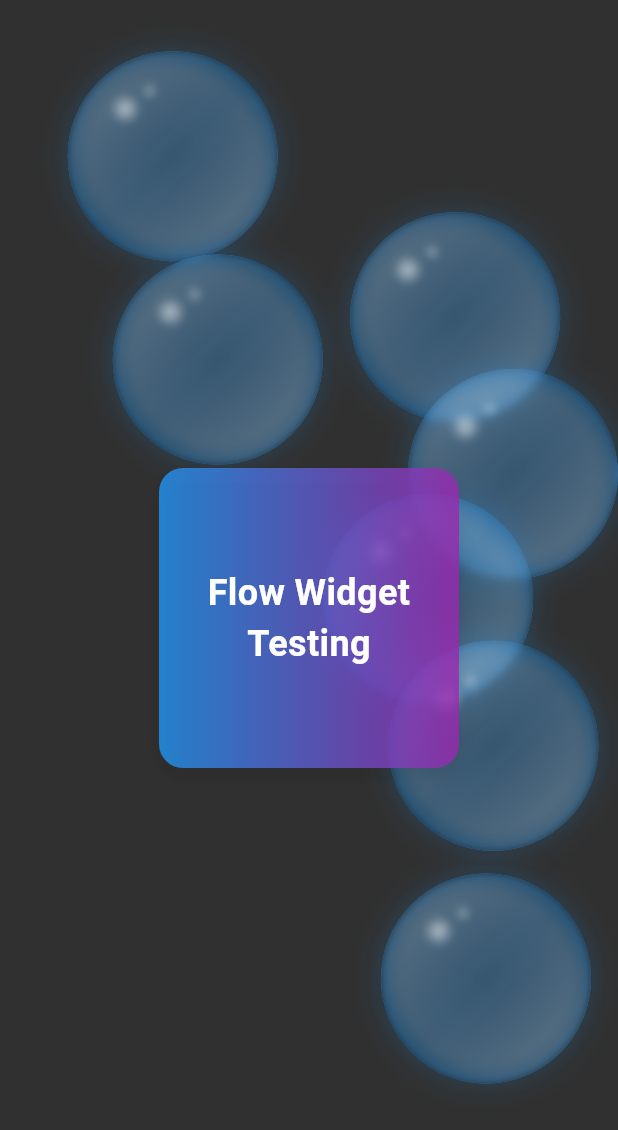
After one commit to MuneerAhamed01/decroations-flutter, a Flutter app: the screen it shows after launch, on a phone screen of 412 x 824 dp. The commit adds this screen. Shown: the top 1130 px of the screen. Run offline on Flutter 3.47's test engine with Material 3 defaults, Android fonts, the phone set to English and light mode, and no system bars.

Commit message:
flow widget

```diff
--- /dev/null
+++ b/lib/flow_widget_eg.dart
@@ -0,0 +1,400 @@
+import 'dart:ui';
+import 'dart:math' as math;
+import 'package:flutter/material.dart';
+
+class FlowWidget extends StatefulWidget {
+  const FlowWidget({super.key});
+
+  @override
+  State<FlowWidget> createState() => _FlowWidgetState();
+}
+
+class _FlowWidgetState extends State<FlowWidget>
+    with SingleTickerProviderStateMixin {
+  late AnimationController _controller;
+
+  @override
+  void initState() {
+    super.initState();
+    _controller = AnimationController(
+      vsync: this,
+      duration: const Duration(seconds: 10),
+      reverseDuration: const Duration(seconds: 10),
+    )..repeat(reverse: true); // Reverse to make it move up and down
+  }
+
+  @override
+  void dispose() {
+    _controller.dispose();
+    super.dispose();
+  }
+
+  @override
+  Widget build(BuildContext context) {
+    // print(MediaQuery.of(context).size.height);
+    return const Scaffold(
+      backgroundColor: const Color.fromARGB(236, 31, 31, 31),
+      body: BubbleFlow(),
+    );
+  }
+}
+
+class BubblePhysics {
+  Offset position;
+  Offset velocity;
+  final double radius;
+  final double mass;
+
+  BubblePhysics({
+    required this.position,
+    required this.velocity,
+    required this.radius,
+    required this.mass,
+  });
+
+  void update(Size bounds, List<BubblePhysics> others, double delta) {
+    // Update position based on velocity
+    position += velocity * delta;
+
+    // Bounce off screen boundaries
+    if (position.dx <= radius || position.dx >= bounds.width - radius) {
+      velocity = Offset(-velocity.dx, velocity.dy);
+      // Ensure bubble stays within bounds
+      position = Offset(
+        position.dx <= radius ? radius : bounds.width - radius,
+        position.dy,
+      );
+    }
+
+    if (position.dy <= radius || position.dy >= bounds.height - radius) {
+      velocity = Offset(velocity.dx, -velocity.dy);
+      // Ensure bubble stays within bounds
+      position = Offset(
+        position.dx,
+        position.dy <= radius ? radius : bounds.height - radius,
+      );
+    }
+
+    // Check collisions with other bubbles
+    for (var other in others) {
+      if (other == this) continue;
+
+      final dx = other.position.dx - position.dx;
+      final dy = other.position.dy - position.dy;
+      final distance = math.sqrt(dx * dx + dy * dy);
+      final minDist = radius + other.radius;
+
+      if (distance < minDist) {
+        // Collision detected - calculate new velocities
+        final angle = math.atan2(dy, dx);
+        final targetX = position.dx + math.cos(angle) * minDist;
+        final targetY = position.dy + math.sin(angle) * minDist;
+
+        // Move bubbles apart
+        final ax = (targetX - other.position.dx) * 0.05;
+        final ay = (targetY - other.position.dy) * 0.05;
+
+        velocity += Offset(-ax, -ay);
+        other.velocity += Offset(ax, ay);
+      }
+    }
+  }
+}
+
+class CustomFlowDelegate extends FlowDelegate {
+  final Animation<double> controller;
+  final ValueNotifier<bool> repaint;
+  final List<BubblePhysics> bubbles = [];
+  final double bubbleRadius = 70.0;
+
+  CustomFlowDelegate({
+    required this.controller,
+    required this.repaint,
+  }) : super(repaint: controller) {
+    // Initialize 4 bubbles with diagonal/straight movements
+    final initialVelocities = [
+      const Offset(60, 60), // Diagonal down-right
+      const Offset(-60, 60), // Diagonal down-left
+      const Offset(60, -60), // Diagonal up-right
+      const Offset(0, 60), // Straight down
+      const Offset(-60, -60), // Diagonal up-left
+      const Offset(30, -50), // Up-left
+      const Offset(-30, 50), // Down-left
+      const Offset(50, 0), // Straight down
+    ];
+
+    for (int i = 0; i < 7; i++) {
+      bubbles.add(BubblePhysics(
+        position: Offset(100 + i * 80.0, 100 + i * 80.0),
+        velocity: initialVelocities[i],
+        radius: bubbleRadius,
+        mass: 1.0,
+      ));
+    }
+  }
+
+  @override
+  void paintChildren(FlowPaintingContext context) {
+    // Paint text
+
+    // Update and paint bubbles
+    const delta = 0.016; // Assuming 60fps
+    for (int i = 1; i < context.childCount && i <= bubbles.length; i++) {
+      final bubble = bubbles[i - 1];
+
+      // Update bubble physics
+
+      bubble.update(context.size, bubbles, delta);
+
+      // Add subtle floating effect
+      final floatOffset = math.sin(controller.value * math.pi * 2) * 2.0;
+
+      // Create transform
+      final transform = Matrix4.translationValues(
+        bubble.position.dx - bubbleRadius,
+        bubble.position.dy - bubbleRadius + floatOffset,
+        0.0,
+      );
+
+      context.paintChild(i, transform: transform);
+    }
+
+    if (context.childCount > 0) {
+      final firstChidWidthPos =
+          (context.size.width - context.getChildSize(0)!.width) / 2;
+      final firstChidHeightPos =
+          (context.size.height - context.getChildSize(0)!.height) / 2;
+      context.paintChild(0,
+          transform: Matrix4.translationValues(
+              firstChidWidthPos, firstChidHeightPos, 0));
+    }
+  }
+
+  // @override
+  // BoxConstraints getConstraintsForChild(int i, BoxConstraints constraints) {
+  //   return i == 0
+  //       ? BoxConstraints(maxWidth: constraints.maxWidth - 32, minWidth: 0)
+  //       : constraints;
+  // }
+
+  @override
+  bool shouldRepaint(CustomFlowDelegate oldDelegate) {
+    return controller != oldDelegate.controller ||
+        repaint != oldDelegate.repaint;
+  }
+}
+
+class BubbleFlow extends StatefulWidget {
+  const BubbleFlow({Key? key}) : super(key: key);
+
+  @override
+  State<BubbleFlow> createState() => _BubbleFlowState();
+}
+
+class _BubbleFlowState extends State<BubbleFlow>
+    with SingleTickerProviderStateMixin {
+  late AnimationController _controller;
+  late ValueNotifier<bool> _repaint;
+  double _centerX = 0.5;
+  double _centerY = 0.5;
+  double _radius = 0.5;
+
+  double _angle = 0.0;
+  List<Color> _colors = [Colors.blue, Colors.purple];
+  List<double> _stops = [0.0, 1.0];
+  Alignment _begin = Alignment.centerLeft;
+  Alignment _end = Alignment.centerRight;
+  @override
+  void initState() {
+    super.initState();
+    _controller = AnimationController(
+      duration: const Duration(seconds: 4),
+      vsync: this,
+    )..repeat();
+
+    _repaint = ValueNotifier<bool>(false);
+  }
+
+  @override
+  void dispose() {
+    _controller.dispose();
+    _repaint.dispose();
+    super.dispose();
+  }
+
+  @override
+  Widget build(BuildContext context) {
+    return Flow(
+      delegate: CustomFlowDelegate(
+        controller: _controller,
+        repaint: _repaint,
+      ),
+      children: [
+        Container(
+          margin: const EdgeInsets.all(16),
+          height: 200,
+          width: 200,
+          decoration: BoxDecoration(
+            borderRadius: BorderRadius.circular(16),
+            gradient: LinearGradient(
+              colors: _colors.map((e) => e.withOpacity(0.8)).toList(),
+              stops: _stops,
+              begin: _begin,
+              end: _end,
+              transform: GradientRotation(_angle * 3.14159 / 180),
+              // tileMode: _tileMode,
+            ),
+            boxShadow: [
+              BoxShadow(
+                color: Colors.black.withOpacity(0.1),
+                blurRadius: 10,
+                offset: const Offset(0, 5),
+              ),
+            ],
+          ),
+          child: const Center(
+            child: Text(
+              'Flow Widget Testing',
+              style: TextStyle(
+                color: Colors.white,
+                fontSize: 24,
+                fontWeight: FontWeight.bold,
+              ),
+              textAlign: TextAlign.center,
+            ),
+          ),
+        ),
+        Bubble(),
+        Bubble(),
+        Bubble(),
+        Bubble(),
+        Bubble(),
+        Bubble(),
+        Bubble(),
+      ],
+    );
+  }
+}
+
+class Bubble extends StatelessWidget {
+  final double size;
+  final bool showReflections;
+
+  const Bubble({
+    Key? key,
+    this.size = 140,
+    this.showReflections = true,
+  }) : super(key: key);
+
+  @override
+  Widget build(BuildContext context) {
+    return SizedBox(
+      width: size,
+      height: size,
+      child: Stack(
+        children: [
+          // Main bubble with gradient and edge glow
+          Container(
+            decoration: BoxDecoration(
+              shape: BoxShape.circle,
+              gradient: RadialGradient(
+                colors: [
+                  Colors.white.withOpacity(0.1),
+                  Colors.white.withOpacity(0.15),
+                  Colors.blue.withOpacity(0.2),
+                ],
+                stops: const [0.0, 0.8, 1.0],
+              ),
+              boxShadow: [
+                BoxShadow(
+                  color: Colors.blue.withOpacity(0.2),
+                  blurRadius: 15,
+                  spreadRadius: 1,
+                ),
+              ],
+            ),
+            child: Container(
+              decoration: BoxDecoration(
+                shape: BoxShape.circle,
+                gradient: LinearGradient(
+                  begin: Alignment.topLeft,
+                  end: Alignment.bottomRight,
+                  colors: [
+                    Colors.white.withOpacity(0.2),
+                    Colors.blue.withOpacity(0.1),
+                    Colors.white.withOpacity(0.2),
+                  ],
+                  stops: [0.0, 0.5, 1.0],
+                ),
+              ),
+            ),
+          ),
+
+          // Iridescent edge effect
+          Container(
+            decoration: BoxDecoration(
+              shape: BoxShape.circle,
+              border: Border.all(
+                color: Colors.blue.withOpacity(0.3),
+                width: 2,
+              ),
+            ),
+          ),
+
+          if (showReflections) ...[
+            // Top-left light reflection
+            Positioned(
+              top: size * 0.2,
+              left: size * 0.2,
+              child: Container(
+                width: size * 0.15,
+                height: size * 0.15,
+                decoration: BoxDecoration(
+                  shape: BoxShape.circle,
+                  gradient: RadialGradient(
+                    colors: [
+                      Colors.white.withOpacity(0.6),
+                      Colors.white.withOpacity(0),
+                    ],
+                  ),
+                ),
+              ),
+            ),
+
+            // Small highlight reflection
+            Positioned(
+              top: size * 0.15,
+              left: size * 0.35,
+              child: Container(
+                width: size * 0.08,
+                height: size * 0.08,
+                decoration: BoxDecoration(
+                  shape: BoxShape.circle,
+                  gradient: RadialGradient(
+                    colors: [
+                      Colors.white.withOpacity(0.4),
+                      Colors.white.withOpacity(0),
+                    ],
+                  ),
+                ),
+              ),
+            ),
+          ],
+
+          // Frosted glass effect
+          ClipOval(
+            child: BackdropFilter(
+              filter: ImageFilter.blur(
+                sigmaX: 3,
+                sigmaY: 3,
+              ),
+              child: Container(
+                color: Colors.transparent,
+              ),
+            ),
+          ),
+        ],
+      ),
+    );
+  }
+}
--- a/lib/main.dart
+++ b/lib/main.dart
@@ -2,6 +2,7 @@ import 'package:flutter/material.dart';
 import 'package:flutter/material.dart';
 import 'package:flutter/cupertino.dart';
 import 'package:text_gradient/code.dart';
+import 'package:text_gradient/flow_widget_eg.dart';
 import 'package:text_gradient/loading_indicators.dart';
 import 'package:text_gradient/animated_cross_over.dart';
 import 'package:text_gradient/gradient-customizer.dart';
@@ -19,10 +20,10 @@ class MyApp extends StatelessWidget {
     return MaterialApp(
       title: 'Flutter Demo',
       debugShowCheckedModeBanner: false,
-      theme: ThemeData.dark(
+      theme: ThemeData(
         useMaterial3: true,
       ),
-      home: const LoadingIndicatorsShowcase(),
+      home: const FlowWidget(),
     );
   }
 }
--- a/pubspec.yaml
+++ b/pubspec.yaml
@@ -36,6 +36,7 @@ dependencies:
   # Use with the CupertinoIcons class for iOS style icons.
   cupertino_icons: ^1.0.8
   widget_with_codeview: ^3.1.0
+  vector_math: ^2.1.4
 
 dev_dependencies:
   flutter_test:
```
Also changed, not shown: pubspec.lock.
